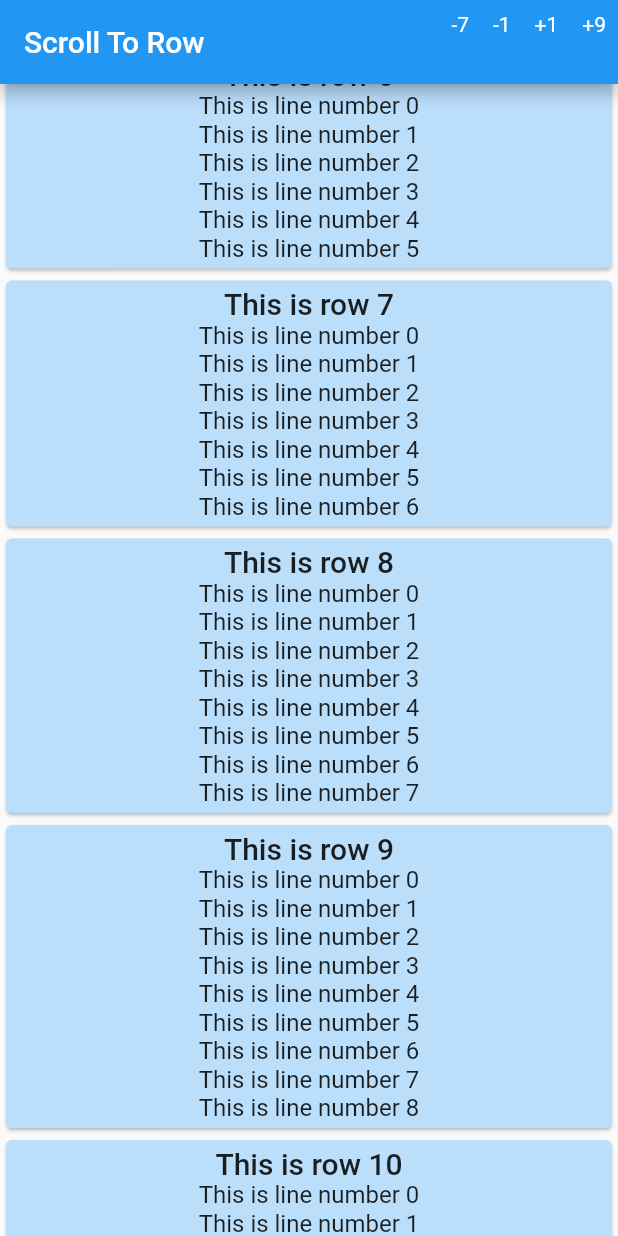
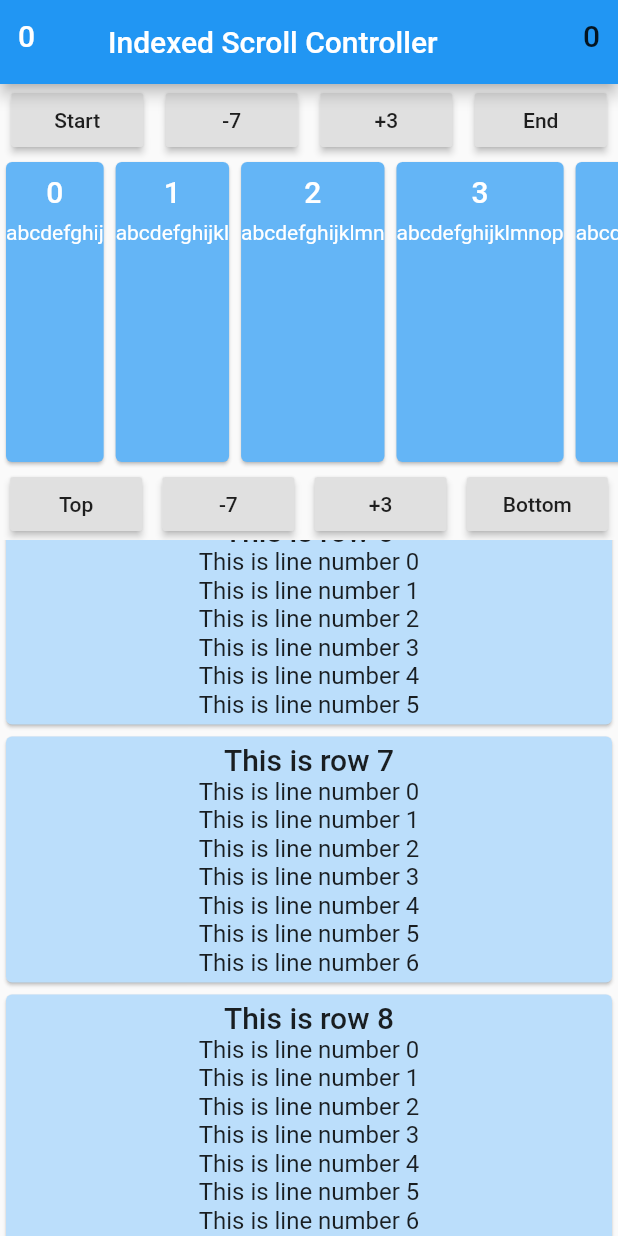
Before and after one commit to eggzotic/scroll_to_index_sample, a Flutter app: the screen it shows after launch, scrolled down 576 dp, after a tap on "-7", on a phone screen of 412 x 824 dp. Run offline on Flutter 3.47's test engine with Material 2 defaults, Android fonts, the phone set to English and light mode, and no system bars; drawn by our look-alikes of scroll_to_index.

Commit message:
IndexedScrollController  - manage index state

```diff
--- /dev/null
+++ b/lib/horizontal_list_view.dart
@@ -0,0 +1,87 @@
+import 'package:flutter/material.dart';
+import 'package:flutter/rendering.dart';
+import 'package:provider/provider.dart';
+//
+import 'indexed_scroll_controller.dart';
+
+//
+class HorizontalListView extends StatelessWidget {
+  //
+  HorizontalListView({
+    Key key,
+  }) : super(key: key);
+  //
+  final _alphabet = 'abcdefghijklmnopqrstuvwxyz';
+  String _lineOfText(int width) {
+    return _alphabet.substring(0, width * 2);
+  }
+
+  //
+  Widget _horizontalListRowContent(int index, {TextStyle textStyle}) {
+    return Card(
+      color: Colors.blue[300],
+      child: Column(
+        children: [
+          Padding(
+            padding: const EdgeInsets.all(8.0),
+            child: Text(
+              index.toString(),
+              style: textStyle,
+            ),
+          ),
+          Text(
+            _lineOfText(5 + index % 7),
+            style: TextStyle(color: Colors.white),
+          ),
+        ],
+      ),
+    );
+  }
+
+  @override
+  Widget build(BuildContext context) {
+    final indexedController = Provider.of<IndexedScrollController>(context);
+    //
+    indexedController.setItems(
+      List.generate(
+        100,
+        (index) => _horizontalListRowContent(
+          index,
+          textStyle: Theme.of(context).textTheme.title.copyWith(color: Colors.white),
+        ),
+      ),
+    );
+    return Column(
+      children: <Widget>[
+        Row(
+          mainAxisAlignment: MainAxisAlignment.spaceAround,
+          children: <Widget>[
+            RaisedButton(
+              child: Padding(padding: const EdgeInsets.all(8.0), child: Text('Start')),
+              onPressed: () => indexedController.scrollToBeginning(),
+            ),
+            RaisedButton(
+              child: Padding(padding: const EdgeInsets.all(8.0), child: Text('-7')),
+              onPressed: () => indexedController.scrollBackBy(items: 7),
+            ),
+            RaisedButton(
+              child: Padding(padding: const EdgeInsets.all(8.0), child: Text('+3')),
+              onPressed: () => indexedController.scrollForwardBy(items: 3),
+            ),
+            RaisedButton(
+              child: Padding(padding: const EdgeInsets.all(8.0), child: Text('End')),
+              onPressed: () => indexedController.scrollToEnd(),
+            ),
+          ],
+        ),
+        Expanded(
+          child: ListView(
+            scrollDirection: Axis.horizontal,
+            controller: indexedController.controller,
+            children: indexedController.items,
+          ),
+        ),
+      ],
+    );
+  }
+}
--- /dev/null
+++ b/lib/indexed_scroll_controller.dart
@@ -0,0 +1,142 @@
+import 'package:flutter/widgets.dart';
+import 'package:scroll_to_index/scroll_to_index.dart';
+
+//
+// Richard Shepherd, 2019
+//
+// Provide item-index-tracking & control for a ListView
+//  using AutoScrollController for the scroll-control part
+//
+class IndexedScrollController {
+  //
+  IndexedScrollController({
+    List<Widget> items,
+    this.preferredPosition = AutoScrollPosition.begin,
+    this.initialIndex = 0,
+    this.currentIndexCallBack,
+  }) {
+    if (items != null) _setCurrent(index: initialIndex);
+    _wrappedItems = items?.map((item) => _wrapScrollTag(child: item, index: items.indexOf(item)))?.toList();
+    //
+    // add a listener that will essentially check whether a ScrollPosition is attached and, if so,
+    //  do a one-time add-listener on the isScrollingNotifier property
+    //
+    _controller.addListener(() {
+      if (!_controller.hasClients) return;
+      // ensure this addListener is run only once
+      if (_positionListenerSet) return;
+      //
+      // the purpose of this listener is to detect when scrolling ends
+      //  it's an alternative to using a NotificationListener on the ListView widget
+      //  it allows all this motion detection to be hidden away from the user's UI code
+      //
+      _controller.position.isScrollingNotifier.addListener(() {
+        if (_controller.position.isScrollingNotifier.value) return;
+        findFirstOnScreenIndex();
+        if (currentIndexCallBack != null) currentIndexCallBack(_currentIndex);
+      });
+      _positionListenerSet = true;
+    });
+  }
+
+  bool _positionListenerSet = false;
+  //
+  // this callback allows the value of _currentIndex to be propagated up the tree, even higher than
+  //  where this IndexedScrollController may have been instantiated
+  //
+  final void Function(int) currentIndexCallBack;
+
+  //
+  List<Widget> _wrappedItems;
+  List<Widget> get items => _wrappedItems;
+  //
+  final int initialIndex;
+  int get itemCount => items?.length ?? 0;
+  AutoScrollPosition preferredPosition;
+  //
+  final int _minIndex = 0;
+  //
+  int _currentIndex = 0;
+  int get currentIndex => _currentIndex;
+  //
+  final _controller = AutoScrollController();
+  //
+  // this getter is required e.g. to pass the controller into ListView constructor
+  AutoScrollController get controller => _controller;
+
+  // wrap up the items with AutoScrollTag
+  Widget _wrapScrollTag({
+    @required int index,
+    @required Widget child,
+  }) =>
+      AutoScrollTag(
+        key: GlobalKey(),
+        controller: _controller,
+        index: index,
+        child: child,
+      );
+
+  void setItems(List<Widget> items) {
+    _wrappedItems = items.map((item) => _wrapScrollTag(child: item, index: items.indexOf(item))).toList();
+  }
+
+  //
+  // scroll = false -> when setting the value after a manual (user's finger-based) scroll
+  // scroll = true (default) -> when you want the scrollToIndex to fire
+  //
+  void _setCurrent({@required int index, bool scroll = true}) {
+    _currentIndex = index;
+    // out-of-bounds corrections
+    if (_currentIndex > itemCount) _currentIndex = itemCount - 1;
+    if (_currentIndex < _minIndex) _currentIndex = _minIndex;
+    // print('_currentIndex = ' + _currentIndex.toString());
+    if (!scroll) return;
+    _controller.scrollToIndex(_currentIndex, preferPosition: preferredPosition);
+  }
+
+  void scrollToBeginning() => _setCurrent(index: 0);
+  void scrollToEnd() => _setCurrent(index: items.length - 1);
+
+  void scrollForwardBy({@required int items}) => _setCurrent(index: _currentIndex + items);
+
+  void scrollBackBy({@required int items}) => _setCurrent(index: _currentIndex - items);
+
+  void scrollToIndex({@required int index}) => _setCurrent(index: index);
+
+  //
+  void findFirstOnScreenIndex() {
+    final firstVisibleIndex = _wrappedItems.indexWhere((item) => itemIsVisible(item: item));
+    _setCurrent(index: firstVisibleIndex, scroll: false);
+  }
+
+  //
+  bool itemIsVisible({
+    @required Widget item,
+    // padding e.g. if we use a Card which adds some *visual* space between
+    //  consecutive items even though the Cards are adjacent
+    double padding = 4.0,
+  }) {
+    final container = _controller.position.context.notificationContext.findRenderObject() as RenderBox;
+    if (container == null) return false;
+    //
+    final vertical = _controller.position.axis == Axis.vertical;
+    final containerEnd = vertical ? container.size.height : container.size.width;
+    final itemBox = (item.key as GlobalKey).currentContext?.findRenderObject() as RenderBox;
+    if (itemBox == null) return false;
+    final itemPosition = itemBox.localToGlobal(Offset(0, 0), ancestor: container);
+    final itemBegin = (vertical ? itemPosition.dy : itemPosition.dx) + padding;
+    final itemEnd = (vertical ? (itemPosition.dy + itemBox.size.height) : (itemPosition.dx + itemBox.size.width)) - padding;
+    //
+    // Criteria for "the item is on-screen"
+    // Either:
+    //  1. the beginning of the item is between the beginning & end of the container, or
+    //  2. the end of the item is between the beginning & end of the container, or
+    //  3. the beginning of the item is before the beginning of the container *and*
+    //      the end of the item is after the end of the container
+    //      this last case covers the case where the item is larger than the screen-width/height
+    //
+    return (itemBegin >= 0 && itemBegin < containerEnd) ||
+        (itemEnd >= 0 && itemEnd <= containerEnd) ||
+        (itemBegin < 0 && itemEnd >= containerEnd);
+  }
+}
--- a/lib/main.dart
+++ b/lib/main.dart
@@ -1,13 +1,15 @@
 import 'package:flutter/material.dart';
 import 'package:provider/provider.dart';
-import 'package:scroll_to_index/scroll_to_index.dart';
 //
-import 'scroll_index_controller.dart';
+import 'horizontal_list_view.dart';
+import 'vertical_list_view.dart';
+import 'indexed_scroll_controller.dart';
 
 //
 // Richard Shepherd, 2019
 //
-// Sample app to demonstrate the function of scroll_to_index package
+// Sample app to demonstrate the function of my IndexedScrollController, which
+//  leverages scroll_to_index package
 // - includes variable-height rows
 // - StatelessWidgets only
 // - is aware of the current scroll position (by item-index!) even after manual scrolling
@@ -22,136 +24,89 @@ class MyApp extends StatelessWidget {
   @override
   Widget build(BuildContext context) {
     return MaterialApp(
-      title: 'Scroll To Row Demo',
+      title: 'Indexed Scroll Controller',
       theme: ThemeData(
         primarySwatch: Colors.blue,
       ),
-      home: Provider(
-        builder: (context) => ScrollIndexController(itemCount: 300),
-        child: StatelessHomePage(title: 'Scroll To Row'),
+      home: ChangeNotifierProvider(
+        builder: (context) => CurrentIndices(),
+        child: HomePage(title: 'Indexed Scroll Controller'),
       ),
     );
   }
 }
 
-class StatelessHomePage extends StatelessWidget {
+class HomePage extends StatelessWidget {
+  final String title;
   //
-  final String title;
-  StatelessHomePage({Key key, this.title = ''}) : super(key: key);
-  //
-  Widget _getRow(
-    int index, {
-    @required AutoScrollController controller,
-    @required BuildContext context,
-  }) {
-    return _wrapScrollTag(
-      controller: controller,
-      index: index,
-      child: Card(
-        color: Colors.blue[100],
-        child: ListTile(
-          title: Column(
-            mainAxisSize: MainAxisSize.min,
-            children: [
-              Text(
-                'This is row $index',
-                style: Theme.of(context).textTheme.title,
-              ),
-              ..._linesOfText(index % 38).map((string) => Text(string)).toList(),
-            ],
-          ),
-        ),
-      ),
-    );
-  }
-
-  // generate a list of strings, to be used as "lines", to give us varying sizes for the rows
-  List<String> _linesOfText(int lines) => List.generate(lines, (index) => "This is line number $index");
-
-  Widget _wrapScrollTag({
-    int index,
-    Widget child,
-    @required AutoScrollController controller,
-  }) =>
-      AutoScrollTag(
-        // use GlobalKey, for later access to its currentContext and RenderObject to
-        //  locate it on the screen in the ListView coords
-        key: GlobalKey(),
-        controller: controller,
-        index: index,
-        child: child,
-      );
+  HomePage({Key key, this.title = ''}) : super(key: key);
   //
   @override
   Widget build(BuildContext context) {
-    final indexController = Provider.of<ScrollIndexController>(context);
-    //
-    // create these items ahead of time so we can
-    // 1. pass these to the ListView as children and
-    // 2. scan to find which item is now at the top after scrolling
-    //
-    final List<Widget> items = List.generate(
-      indexController.itemCount,
-      (index) => _getRow(
-        index,
-        controller: indexController.controller,
-        context: context,
-      ),
-    );
-    //
+    print('HomePage re-build ');
     return Scaffold(
       appBar: AppBar(
+        leading: Padding(
+          padding: const EdgeInsets.all(12.0),
+          child: Consumer<CurrentIndices>(
+            builder: (_, scrollIndex, __) => Text(
+              (scrollIndex.horizontal?.toString() ?? '0'),
+              style: Theme.of(context).textTheme.title.copyWith(color: Colors.white),
+            ),
+          ),
+        ),
         title: Text(title),
         actions: <Widget>[
-          //
-          // some buttons to perform scroll back/forward by some arbitrary number of items
-          //  remember to scroll up/down with you finger also to validate that subsequent
-          //  use of these buttons takes into account the currently visible items
-          InkWell(
-            child: Padding(
-              padding: const EdgeInsets.all(8.0),
-              child: Text('-7', style: TextStyle(color: Colors.white)),
+          Padding(
+            padding: const EdgeInsets.all(12.0),
+            child: Consumer<CurrentIndices>(
+              builder: (_, scrollIndex, __) =>
+                  Text((scrollIndex.vertical.toString() ?? '0'), style: Theme.of(context).textTheme.title),
             ),
-            onTap: () => indexController.scrollBackBy(items: 7),
-          ),
-          InkWell(
-            child: Padding(
-              padding: const EdgeInsets.all(8.0),
-              child: Text('-1', style: TextStyle(color: Colors.white)),
-            ),
-            onTap: () => indexController.scrollBackBy(items: 1),
-          ),
-          InkWell(
-            child: Padding(
-              padding: const EdgeInsets.all(8.0),
-              child: Text('+1', style: TextStyle(color: Colors.white)),
-            ),
-            onTap: () => indexController.scrollForwardBy(items: 1),
-          ),
-          InkWell(
-            child: Padding(
-              padding: const EdgeInsets.all(8.0),
-              child: Text('+9', style: TextStyle(color: Colors.white)),
-            ),
-            onTap: () => indexController.scrollForwardBy(items: 9),
           ),
         ],
       ),
-      body: NotificationListener(
-        child: ListView(
-          controller: indexController.controller,
-          children: items,
-        ),
-        onNotification: (ScrollNotification notification) {
-          if (!(notification is ScrollEndNotification)) return false;
-          //
-          final firstVisibleIndex = items.indexWhere((item) => indexController.itemIsVisible(item: item));
-          indexController.setCurrent(index: firstVisibleIndex, scroll: false);
-          // false --> keep passing the notification up the tree, in case you
-          //   have other widgets wanting to respond to this
-          return false;
-        },
+      body: Column(
+        children: <Widget>[
+          Expanded(
+            flex: 1,
+            child: Provider(
+              builder: (context) => IndexedScrollController(
+                currentIndexCallBack: Provider.of<CurrentIndices>(context, listen: false).setHorizontal,
+              ),
+              child: HorizontalListView(),
+            ),
+          ),
+          Expanded(
+            flex: 2,
+            child: Provider(
+              builder: (context) => IndexedScrollController(
+                currentIndexCallBack: Provider.of<CurrentIndices>(context, listen: false).setVertical,
+              ),
+              child: VerticalListView(),
+            ),
+          ),
+        ],
       ),
     );
   }
 }
+
+// helper class to hold some scroll-state received from the IndexedScrollController
+class CurrentIndices with ChangeNotifier {
+  int _horizontal;
+  int get horizontal => _horizontal ?? 0;
+  //
+  int _vertical;
+  int get vertical => _vertical ?? 0;
+  //
+  void setHorizontal(int value) {
+    _horizontal = value;
+    notifyListeners();
+  }
+
+  void setVertical(int value) {
+    _vertical = value;
+    notifyListeners();
+  }
+}
--- a/lib/scroll_index_controller.dart
+++ /dev/null
@@ -1,82 +0,0 @@
-import 'package:flutter/widgets.dart';
-import 'package:scroll_to_index/scroll_to_index.dart';
-
-//
-// Richard Shepherd, 2019
-//
-// Provide item-index-tracking & control for a ListView
-//  using AutoScrollController for the scroll-control part
-//
-class ScrollIndexController {
-  //
-  ScrollIndexController({
-    @required this.itemCount,
-    this.preferredPosition = AutoScrollPosition.begin,
-    this.initialIndex = 0,
-  }) {
-    setCurrent(index: initialIndex);
-  }
-  //
-  final int initialIndex;
-  final int itemCount;
-  AutoScrollPosition preferredPosition;
-  //
-  final int _minIndex = 0;
-  //
-  int _currentIndex = 0;
-  int get currentIndex => _currentIndex;
-  //
-  final _controller = AutoScrollController();
-  //
-  // this getter is required e.g. to pass the controller into ListView constructor
-  AutoScrollController get controller => _controller;
-
-  //
-  // scroll = false -> when setting the value after a manual (user's finger-based) scroll
-  // scroll = true (default) -> when you want the scrollToIndex to fire
-  //
-  void setCurrent({@required int index, bool scroll = true}) {
-    _currentIndex = index;
-    // out-of-bounds corrections
-    if (_currentIndex > itemCount) _currentIndex = itemCount - 1;
-    if (_currentIndex < _minIndex) _currentIndex = _minIndex;
-    print('DEBUG: currentIndex = $_currentIndex');
-    if (!scroll) return;
-    _controller.scrollToIndex(_currentIndex, preferPosition: preferredPosition);
-  }
-
-  void scrollForwardBy({@required int items}) => setCurrent(index: _currentIndex + items);
-
-  void scrollBackBy({@required int items}) => setCurrent(index: _currentIndex - items);
-
-  //
-  bool itemIsVisible({
-    @required Widget item,
-    // padding e.g. if we use a Card which adds some *visual* space between
-    //  consecutive items even though the Cards are adjacent
-    double padding = 4.0,
-  }) {
-    final container = _controller.position.context.notificationContext.findRenderObject() as RenderBox;
-    if (container == null) return false;
-    //
-    final vertical = _controller.position.axis == Axis.vertical;
-    final containerEnd = vertical ? container.size.height : container.size.width;
-    final itemBox = (item.key as GlobalKey).currentContext?.findRenderObject() as RenderBox;
-    if (itemBox == null) return false;
-    final itemPosition = itemBox.localToGlobal(Offset(0, 0), ancestor: container);
-    final itemBegin = (vertical ? itemPosition.dy : itemPosition.dx) + padding;
-    final itemEnd = (vertical ? (itemPosition.dy + itemBox.size.height) : (itemPosition.dx + itemBox.size.width)) - padding;
-    //
-    // what determines whether the item is on the screen?
-    // Either:
-    //  1. the beginning of the item is between the top & bottom of the container, or
-    //  2. the end of the item is between the top & bottom of the container, or
-    //  3. the beginning of the item is before the beginning of the container *and*
-    //      the end of the item is after the end of the container
-    //      this last case covers the case where the item is larger than the screen-width/height
-    //
-    return (itemBegin >= 0 && itemBegin < containerEnd) ||
-        (itemEnd >= 0 && itemEnd <= containerEnd) ||
-        (itemBegin < 0 && itemEnd >= containerEnd);
-  }
-}
--- /dev/null
+++ b/lib/vertical_list_view.dart
@@ -0,0 +1,81 @@
+import 'package:flutter/material.dart';
+import 'package:flutter/rendering.dart';
+import 'package:provider/provider.dart';
+//
+import 'indexed_scroll_controller.dart';
+
+//
+class VerticalListView extends StatelessWidget {
+  //
+  VerticalListView({
+    Key key,
+  }) : super(key: key);
+  //
+  Widget _verticalListRowContent(int index, {TextStyle textStyle}) {
+    return Card(
+      color: Colors.blue[100],
+      child: ListTile(
+        title: Column(
+          mainAxisSize: MainAxisSize.min,
+          children: [
+            Text(
+              'This is row $index',
+              style: textStyle,
+            ),
+            ..._linesOfText(index % 38).map((string) => Text(string)).toList(),
+          ],
+        ),
+      ),
+    );
+  }
+
+  // generate a list of strings, to be used as "lines", to give us varying sizes for the rows
+  List<String> _linesOfText(int lines) => List.generate(lines, (index) => "This is line number $index");
+  //
+  @override
+  Widget build(BuildContext context) {
+    final indexedController = Provider.of<IndexedScrollController>(context);
+    //
+    indexedController.setItems(
+      List.generate(
+        100,
+        (index) => _verticalListRowContent(
+          index,
+          textStyle: Theme.of(context).textTheme.title,
+        ),
+      ),
+    );
+    return Column(
+      children: <Widget>[
+        Row(
+          mainAxisAlignment: MainAxisAlignment.spaceAround,
+          children: <Widget>[
+            RaisedButton(
+              child: Padding(padding: const EdgeInsets.all(8.0), child: Text('Top')),
+              onPressed: () => indexedController.scrollToBeginning(),
+            ),
+            RaisedButton(
+              child: Padding(padding: const EdgeInsets.all(8.0), child: Text('-7')),
+              onPressed: () => indexedController.scrollBackBy(items: 7),
+            ),
+            RaisedButton(
+              child: Padding(padding: const EdgeInsets.all(8.0), child: Text('+3')),
+              onPressed: () => indexedController.scrollForwardBy(items: 3),
+            ),
+            RaisedButton(
+              child: Padding(padding: const EdgeInsets.all(8.0), child: Text('Bottom')),
+              onPressed: () => indexedController.scrollToEnd(),
+            ),
+          ],
+        ),
+        Expanded(
+          child: ListView(
+            scrollDirection: Axis.vertical,
+            controller: indexedController.controller,
+            children: indexedController.items,
+          ),
+        ),
+      ],
+    );
+  }
+}
```
Also changed, not shown: 1 other file.
